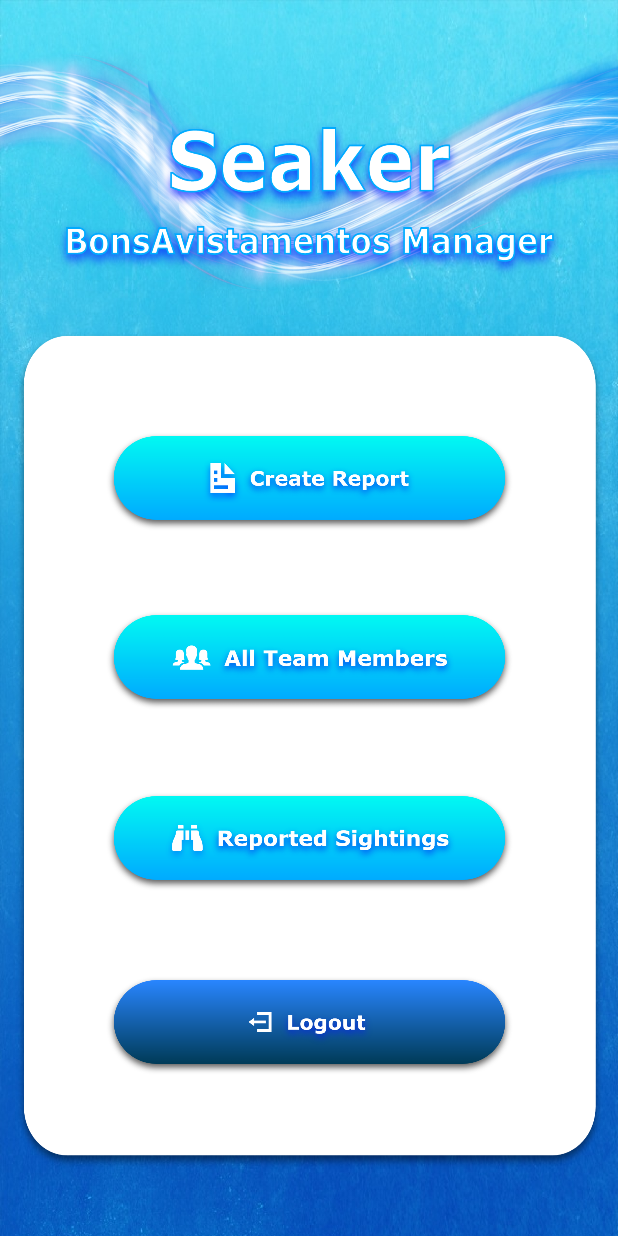
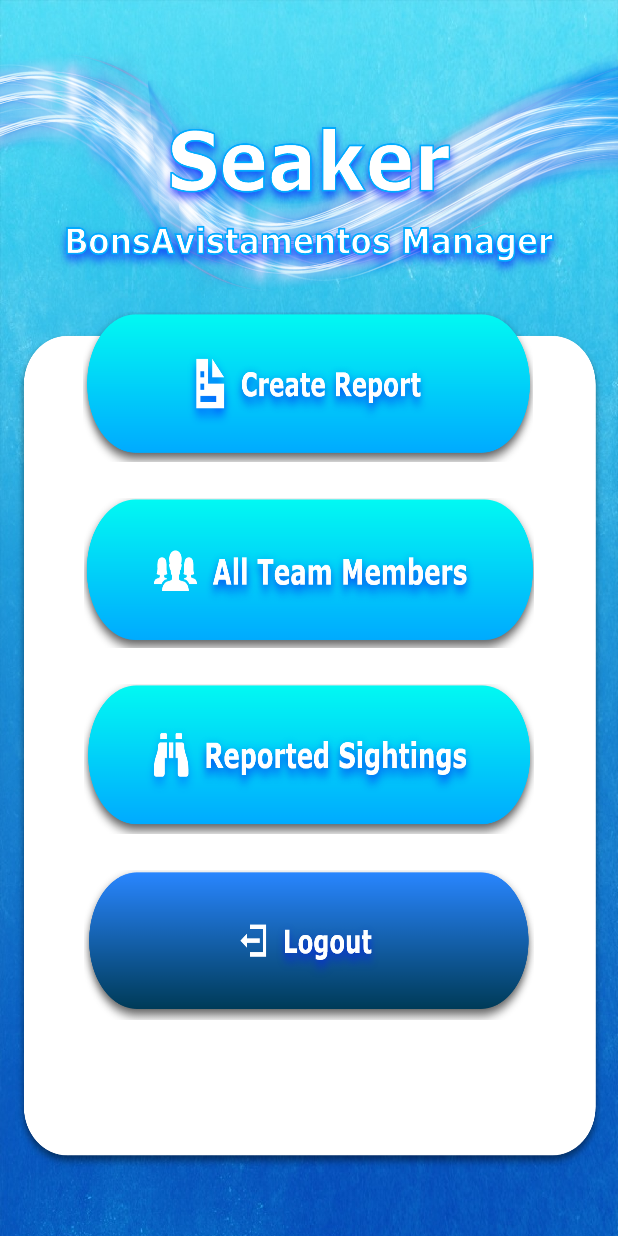
Before and after one commit to ProgRub/ProjPMS, an Android app: the CompanyManagerHomeActivity screen opened directly, with no data from a screen before it, on a phone screen of 412 x 824 dp. Run offline under Robolectric (Android 15) with nearby library versions, the phone set to English and light mode, and no system bars.

Commit message:
Cortei o espaço branco dos botões, e melhorei as constraints deles

```diff
--- a/Seaker/app/src/main/res/layout/activity_company_manager_home.xml
+++ b/Seaker/app/src/main/res/layout/activity_company_manager_home.xml
@@ -9,47 +9,44 @@
 
     <ImageButton
         android:id="@+id/buttonCreateReport"
-        android:layout_width="275dp"
-        android:layout_height="70dp"
+        android:layout_width="300dp"
+        android:layout_height="100dp"
+        android:layout_marginTop="208dp"
         android:background="@drawable/create_report_btn"
-        app:layout_constraintBottom_toBottomOf="parent"
         app:layout_constraintEnd_toEndOf="parent"
+        app:layout_constraintHorizontal_bias="0.495"
         app:layout_constraintStart_toStartOf="parent"
-        app:layout_constraintTop_toTopOf="parent"
-        app:layout_constraintVertical_bias="0.379"></ImageButton>
+        app:layout_constraintTop_toTopOf="parent"></ImageButton>
 
     <ImageButton
         android:id="@+id/buttonAllMembersCM"
-        android:layout_width="275dp"
-        android:layout_height="70dp"
+        android:layout_width="300dp"
+        android:layout_height="100dp"
+        android:layout_marginTop="24dp"
         android:background="@drawable/all_teammember_btn"
-        app:layout_constraintBottom_toBottomOf="parent"
         app:layout_constraintEnd_toEndOf="parent"
         app:layout_constraintStart_toStartOf="parent"
-        app:layout_constraintTop_toTopOf="parent"
-        app:layout_constraintVertical_bias="0.538"></ImageButton>
+        app:layout_constraintTop_toBottomOf="@+id/buttonCreateReport"></ImageButton>
 
     <ImageButton
         android:id="@+id/buttonReportedSightingsCM"
-        android:layout_width="275dp"
-        android:layout_height="70dp"
+        android:layout_width="300dp"
+        android:layout_height="100dp"
+        android:layout_marginTop="24dp"
         android:background="@drawable/reported_sightings_btn"
-        app:layout_constraintBottom_toBottomOf="parent"
         app:layout_constraintEnd_toEndOf="parent"
         app:layout_constraintStart_toStartOf="parent"
-        app:layout_constraintTop_toTopOf="parent"
-        app:layout_constraintVertical_bias="0.698"></ImageButton>
+        app:layout_constraintTop_toBottomOf="@+id/buttonAllMembersCM"></ImageButton>
 
     <ImageButton
         android:id="@+id/buttonLogoutCM"
-        android:layout_width="275dp"
-        android:layout_height="70dp"
+        android:layout_width="300dp"
+        android:layout_height="100dp"
+        android:layout_marginTop="24dp"
         android:background="@drawable/logout_btn"
-        app:layout_constraintBottom_toBottomOf="parent"
         app:layout_constraintEnd_toEndOf="parent"
         app:layout_constraintStart_toStartOf="parent"
-        app:layout_constraintTop_toTopOf="parent"
-        app:layout_constraintVertical_bias="0.86"></ImageButton>
+        app:layout_constraintTop_toBottomOf="@+id/buttonReportedSightingsCM"></ImageButton>
 
     <!--<TextView
         android:id="@+id/textView9"
```
Also changed, not shown: Seaker/app/src/main/res/layout/activity_admin_home.xml (+16 -18 lines), Seaker/app/src/main/res/layout/activity_choose_role.xml (+12 -13 lines), Seaker/app/src/main/res/layout/activity_team_member_home.xml (+12 -13 lines), Seaker/app/src/main/res/drawable/add_teammember_btn.png, Seaker/app/src/main/res/drawable/administrator_btn.png, Seaker/app/src/main/res/drawable/all_teammember_btn.png, Seaker/app/src/main/res/drawable/back_btn.png, Seaker/app/src/main/res/drawable/company_manager_btn.png, Seaker/app/src/main/res/drawable/create_report_btn.png, Seaker/app/src/main/res/drawable/login_btn.png, Seaker/app/src/main/res/drawable/logout_btn.png, Seaker/app/src/main/res/drawable/new_sighting_report_btn.png, Seaker/app/src/main/res/drawable/reported_sightings_btn.png, Seaker/app/src/main/res/drawable/selected_specie_btn.png, 3 more files.
